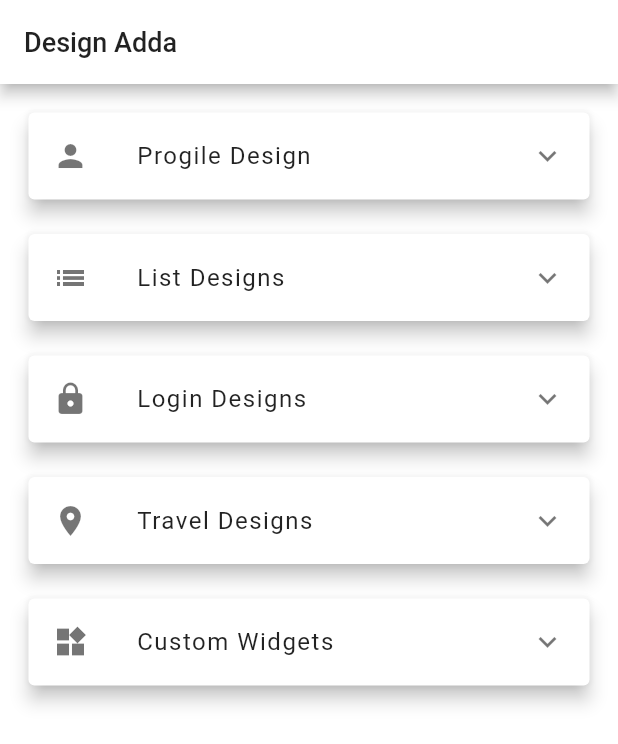
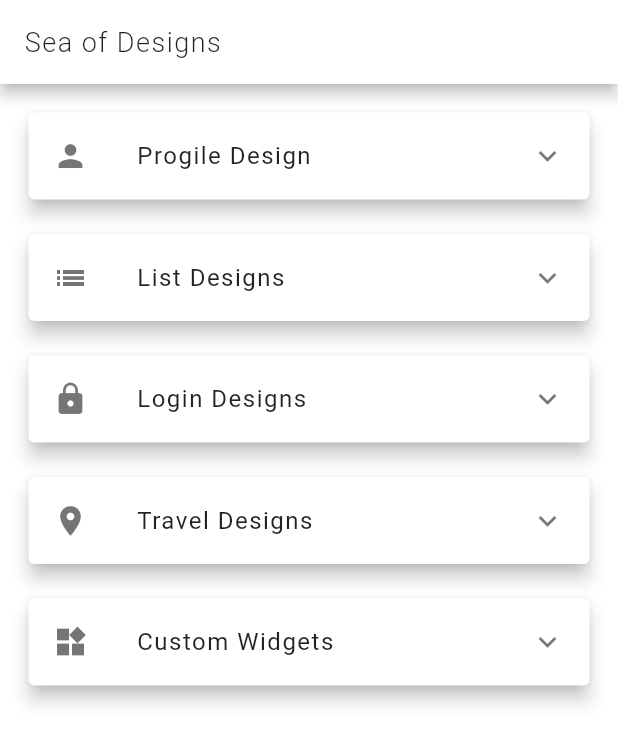
Before and after one commit to Pranav2918/FlutterDesigns, a Flutter app: the screen it shows after launch, on a phone screen of 412 x 824 dp. Shown: the top 744 px of the screen. Run offline on Flutter 3.47's test engine with Material 2 defaults, Android fonts, the light colour scheme and no system bars; our stand-ins replace carousel_slider, lite_rolling_switch.

Commit message:
Version Upgrade

```diff
--- a/lib/Screens/CustomWidgets/Widgets.dart
+++ b/lib/Screens/CustomWidgets/Widgets.dart
@@ -1,3 +1,4 @@
+import 'package:designs/Screens/CustomWidgets/animated_profile.dart';
 import 'package:designs/Screens/CustomWidgets/toggleSwitch.dart';
 import 'package:flutter/material.dart';
 
@@ -19,9 +20,7 @@ Widget customWidgets(BuildContext context) {
               Column(
                 mainAxisAlignment: MainAxisAlignment.start,
                 children: [
-                  Align(
-                    alignment: Alignment.centerLeft,
-                    child: GestureDetector(
+                  GestureDetector(
                     onTap: () {
                       Navigator.push(
                           context,
@@ -33,8 +32,7 @@ Widget customWidgets(BuildContext context) {
                       decoration: BoxDecoration(
                           color: Color.fromRGBO(0, 204, 24, 0.9),
                           borderRadius: BorderRadius.circular(8)),
-                        margin:
-                            EdgeInsets.symmetric(vertical: 15, horizontal: 15),
+                      margin: EdgeInsets.only(left: 15, right: 15),
                       height: 40,
                       width: MediaQuery.of(context).size.width,
                       child: Center(
@@ -48,6 +46,32 @@ Widget customWidgets(BuildContext context) {
                       ),
                     ),
                   ),
+                  GestureDetector(
+                    onTap: () {
+                      Navigator.push(
+                          context,
+                          MaterialPageRoute(
+                            builder: (context) => AnimatedProfile(),
+                          ));
+                    },
+                    child: Container(
+                      decoration: BoxDecoration(
+                          color: Color.fromRGBO(0, 204, 24, 0.9),
+                          borderRadius: BorderRadius.circular(8)),
+                      margin:
+                          EdgeInsets.symmetric(vertical: 15, horizontal: 15),
+                      height: 40,
+                      width: MediaQuery.of(context).size.width,
+                      child: Center(
+                        child: Text(
+                          'Animated Profile Picture',
+                          style: TextStyle(
+                              fontSize: 16,
+                              color: Colors.white,
+                              letterSpacing: 1.0),
+                        ),
+                      ),
+                    ),
                   ),
                 ],
               )
--- a/lib/Screens/Location/Design 2/carousel.dart
+++ b/lib/Screens/Location/Design 2/carousel.dart
@@ -59,7 +59,7 @@ class _ImageCarouselState extends State<ImageCarousel> {
 class ImageView extends StatelessWidget {
   final String imgPath;
   const ImageView({
-    @required this.imgPath,
+    required this.imgPath,
   });
 
   @override
--- a/lib/Screens/Location/Design1/details.dart
+++ b/lib/Screens/Location/Design1/details.dart
@@ -5,7 +5,7 @@ import 'package:flutter/material.dart';
 class Details extends StatelessWidget {
   final index;
 
-  const Details({Key key, @required this.index}) : super(key: key);
+  const Details({required this.index});
 
   @override
   Widget build(BuildContext context) {
--- a/lib/Screens/Location/Travel.dart
+++ b/lib/Screens/Location/Travel.dart
@@ -49,9 +49,7 @@ Widget travelDesign(BuildContext context) {
                   ),
                 ),
               ),
-              Align(
-                alignment: Alignment.centerRight,
-                child: GestureDetector(
+              GestureDetector(
                 onTap: () {
                   Navigator.push(
                       context,
@@ -63,8 +61,8 @@ Widget travelDesign(BuildContext context) {
                   decoration: BoxDecoration(
                       color: Color.fromRGBO(0, 204, 24, 0.9),
                       borderRadius: BorderRadius.circular(8)),
-                    margin: EdgeInsets.only(
-                        right: 15, top: 15, left: 15, bottom: 15),
+                  margin:
+                      EdgeInsets.only(right: 15, top: 15, left: 15, bottom: 15),
                   height: 40,
                   width: MediaQuery.of(context).size.width,
                   child: Center(
@@ -78,7 +76,6 @@ Widget travelDesign(BuildContext context) {
                   ),
                 ),
               ),
-              ),
             ],
           )
         ],
--- a/lib/Screens/MainScreen.dart
+++ b/lib/Screens/MainScreen.dart
@@ -34,8 +34,8 @@ class _HomePageState extends State<HomePage> {
     return Scaffold(
         appBar: AppBar(
           title: Text(
-            'Design Adda',
-            style: TextStyle(fontSize: 18),
+            'Sea of Designs',
+            style: TextStyle(letterSpacing: 1.0, fontSize: 18,fontWeight:FontWeight.w300),
           ),
         ),
         body: SingleChildScrollView(
--- a/lib/Screens/Profile/Design1.dart
+++ b/lib/Screens/Profile/Design1.dart
@@ -202,7 +202,7 @@
                   gradient: LinearGradient(
                       begin: Alignment.topCenter,
                       end: Alignment.bottomCenter,
-                      colors: [Colors.pink[300], Colors.pink[800]])),
+                      colors: [Colors.pink.shade300, Colors.pink.shade800])),
               child: Center(
                 child: Text(
                   'Like Me!',
--- a/lib/Screens/login/Desing1.dart
+++ b/lib/Screens/login/Desing1.dart
@@ -15,7 +15,7 @@ class LoginDesign1 extends StatelessWidget {
                       gradient: LinearGradient(
                           begin: Alignment.topRight,
                           end: Alignment.bottomLeft,
-                          colors: [Colors.teal[600], Colors.teal[200]]),
+                          colors: [Colors.teal.shade600, Colors.teal.shade200]),
                       borderRadius:
                           BorderRadius.only(bottomLeft: Radius.circular(150))),
                 ),
--- a/pubspec.yaml
+++ b/pubspec.yaml
@@ -6,7 +6,7 @@ publish_to: "none"
 version: 1.0.0+1
 
 environment:
-  sdk: ">=2.7.0 <3.0.0"
+  sdk: ">=2.12.0 <3.0.0"
 
 dependencies:
   flutter:
```
Also changed, not shown: lib/Screens/CustomWidgets/animated_profile.dart (added, +37 -0 lines), lib/Screens/Lists/Design3.dart (+8 -8 lines), lib/Screens/Profile/Design2.dart (+10 -8 lines), lib/Screens/Profile/Design3.dart (+4 -3 lines), main.png. Lines whose indentation alone changed are shown as unchanged.
